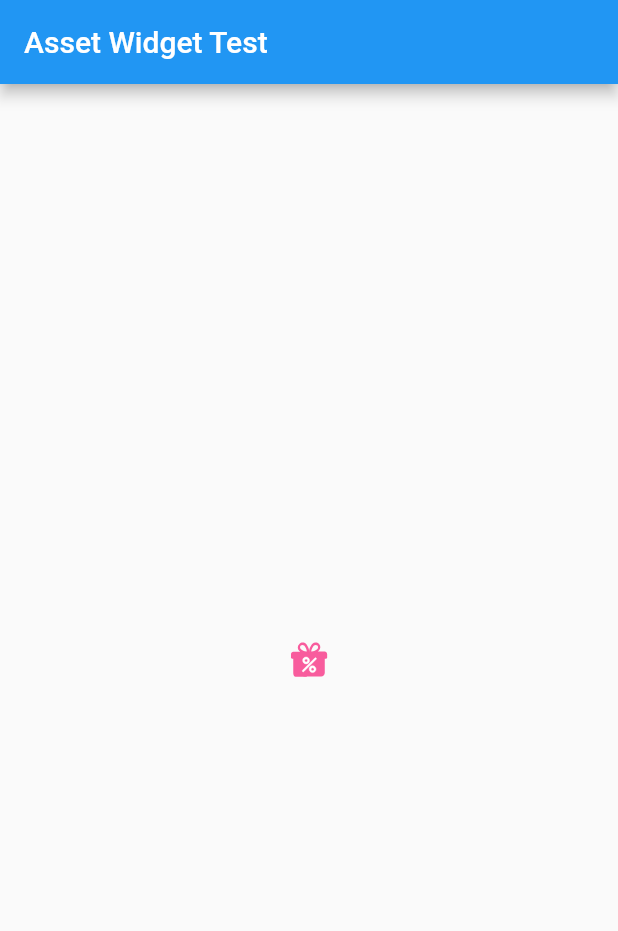
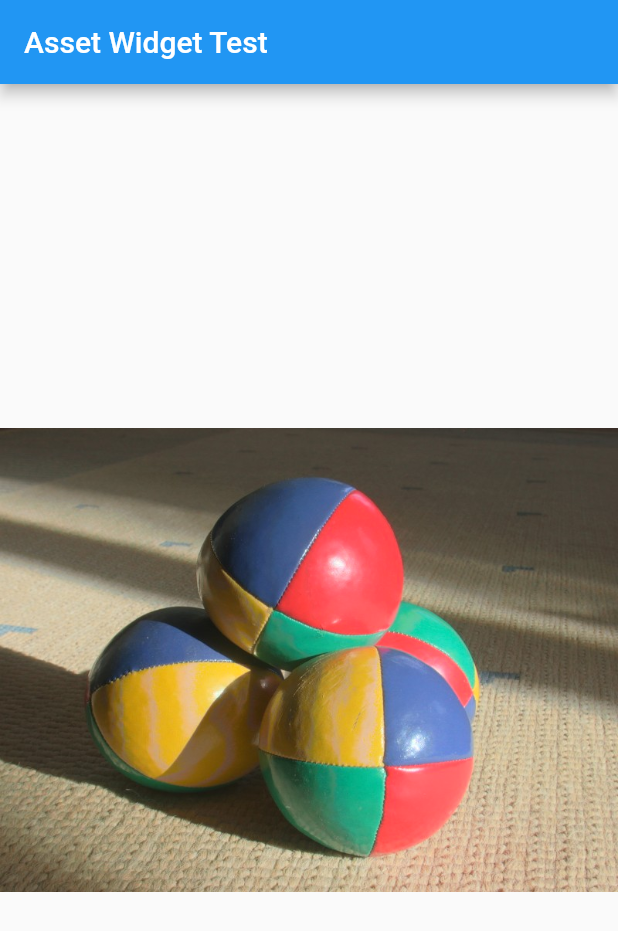
Before and after one commit to sarbagyastha/asset_test, a Flutter app: the screen it shows after launch, on a phone screen of 412 x 824 dp. Shown: the top 931 px of the screen. Run offline on Flutter 3.47's test engine with Material 2 defaults, Android fonts, the phone set to English and light mode, and no system bars.

```diff
--- a/packages/asset_load_test/lib/main.dart
+++ b/packages/asset_load_test/lib/main.dart
@@ -1,5 +1,4 @@
 import 'package:flutter/material.dart';
-import 'package:flutter_svg/svg.dart';
 
 void main() {
   runApp(MyApp());
@@ -31,8 +30,8 @@ class _MyHomePageState extends State<MyHomePage> {
         title: Text('Asset Widget Test'),
       ),
       body: Center(
-        child: SvgPicture.asset(
-          'assets/discount.svg',
+        child: Image.asset(
+          'assets/sample.jpg',
           package: 'asset_provider',
         ),
       ),
--- a/packages/asset_load_test/pubspec.yaml
+++ b/packages/asset_load_test/pubspec.yaml
@@ -11,7 +11,6 @@ dependencies:
     sdk: flutter
   asset_provider:
     path: ../asset_provider
-  flutter_svg: ^0.19.1
 
 dev_dependencies:
   flutter_test:
--- a/packages/asset_provider/pubspec.yaml
+++ b/packages/asset_provider/pubspec.yaml
@@ -17,4 +17,4 @@ dev_dependencies:
 flutter:
   uses-material-design: true
   assets:
-    - assets/discount.svg
+    - assets/sample.jpg
```
Also changed, not shown: packages/asset_load_test/pubspec.lock, packages/asset_provider/assets/discount.svg (deleted), packages/asset_provider/assets/sample.jpg (added), packages/asset_provider/pubspec.lock, 1 other file.
